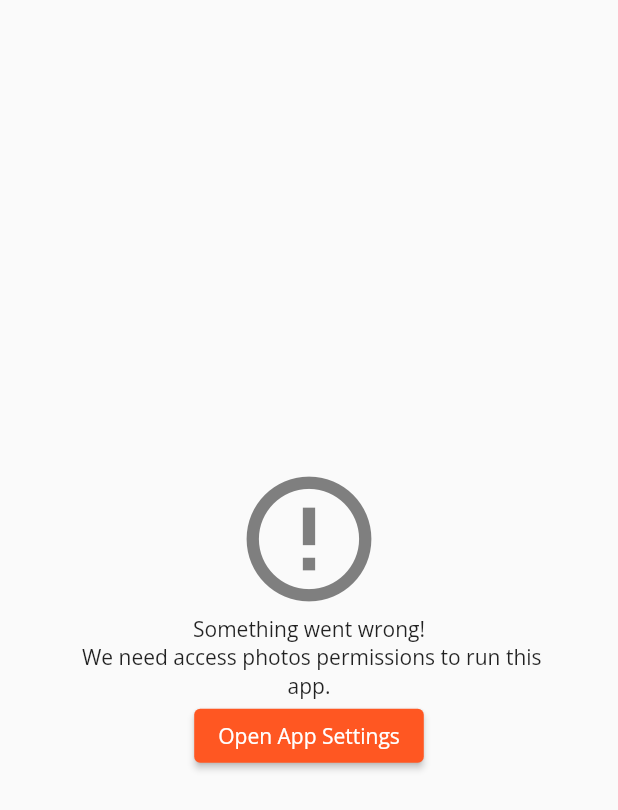
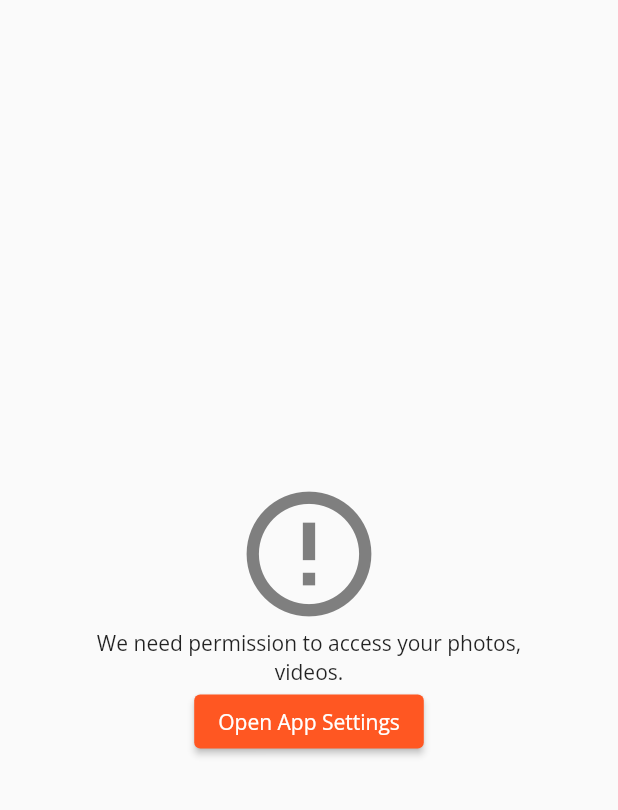
Before and after one commit to huynhmytuan/orange_gallery, a Flutter app: the screen it shows after launch, on a phone screen of 412 x 824 dp. Shown: the top 810 px of the screen. Run offline on Flutter 3.47's test engine with Material 2 defaults, Android fonts, the phone set to English and light mode, and no system bars; our stand-ins replace easy_localization, google_nav_bar, hive, package_info, permission_handler; missing offline and left inert: external_path, photo_manager; accounts and stored records are empty.

Commit message:
- Update photo provider. - Add grouped grid-view for photos.

```diff
--- a/lib/main.dart
+++ b/lib/main.dart
@@ -1,16 +1,12 @@
-import 'dart:io';
-
 import 'package:flutter/material.dart';
 import 'package:easy_localization/easy_localization.dart';
 import 'package:hive/hive.dart';
-import 'package:orange_gallery/constants.dart';
-import 'package:permission_handler/permission_handler.dart';
-
 import 'package:photo_manager/photo_manager.dart';
 import 'package:provider/provider.dart';
 import 'package:path_provider/path_provider.dart' as path_provider;
 
 import 'package:orange_gallery/theme.dart';
+import 'package:orange_gallery/screens/missing_permission_screen.dart';
 import 'package:orange_gallery/providers/theme_provider.dart';
 import 'package:orange_gallery/providers/photo_provider.dart';
 import 'package:orange_gallery/screens/home_screen.dart';
@@ -83,19 +79,15 @@ class _MyAppState extends State<MyApp> with WidgetsBindingObserver {
       ],
       builder: (context, child) {
         final themeProvider = Provider.of<ThemeProvider>(context);
-        return EasyLocalization(
-          supportedLocales: const [
-            Locale('en', 'US'),
-            Locale('vi', 'VI'),
-          ],
-          path: 'assets/translations',
-          fallbackLocale: const Locale('en', 'US'),
-          child: MaterialApp(
+        return MaterialApp(
           debugShowCheckedModeBanner: false,
           title: 'Orange Gallery',
           themeMode: themeProvider.getThemeMode['value'],
           theme: MyThemes.lightTheme,
           darkTheme: MyThemes.darkTheme,
+          scrollBehavior: ScrollBehavior(
+            androidOverscrollIndicator: AndroidOverscrollIndicator.stretch,
+          ),
           localizationsDelegates: context.localizationDelegates,
           supportedLocales: context.supportedLocales,
           locale: context.locale,
@@ -104,46 +96,8 @@ class _MyAppState extends State<MyApp> with WidgetsBindingObserver {
             MyHomePage.routeName: (context) => MyHomePage(),
             // PhotosScreen.routeName: (context) => PhotosScreen(),
           },
-          ),
         );
       },
     );
   }
 }
-
-class MissingPermissionScreen extends StatelessWidget {
-  const MissingPermissionScreen({Key? key}) : super(key: key);
-
-  @override
-  Widget build(BuildContext context) {
-    return Scaffold(
-      body: Padding(
-        padding: const EdgeInsets.symmetric(horizontal: 40),
-        child: Center(
-          child: Column(
-            mainAxisAlignment: MainAxisAlignment.center,
-            children: [
-              const Icon(
-                Icons.error_outline,
-                size: 100,
-                color: greyColor60,
-              ),
-              const Text(
-                'Something went wrong!\n We need access photos permissions to run this app.',
-                textAlign: TextAlign.center,
-              ),
-              ElevatedButton(
-                onPressed: () {
-                  PhotoManager.openSetting();
-                },
-                child: const Text(
-                  'Open App Settings',
-                ),
-              ),
-            ],
-          ),
-        ),
-      ),
-    );
-  }
-}
--- a/lib/screens/album/albums_screen.dart
+++ b/lib/screens/album/albums_screen.dart
@@ -19,9 +19,6 @@ class AlbumsScreen extends StatelessWidget {
     PageController _pageCon =
         PageController(viewportFraction: 0.8, initialPage: 1);
     return NestedScrollView(
-      scrollBehavior: const ScrollBehavior(
-        androidOverscrollIndicator: AndroidOverscrollIndicator.stretch,
-      ),
       headerSliverBuilder: (context, value) {
         return [
           CustomAppBar(
--- /dev/null
+++ b/lib/screens/missing_permission_screen.dart
@@ -0,0 +1,42 @@
+import 'package:easy_localization/easy_localization.dart';
+import 'package:flutter/material.dart';
+import 'package:photo_manager/photo_manager.dart';
+
+import 'package:orange_gallery/constants.dart';
+
+class MissingPermissionScreen extends StatelessWidget {
+  const MissingPermissionScreen({Key? key}) : super(key: key);
+
+  @override
+  Widget build(BuildContext context) {
+    return Scaffold(
+      body: Padding(
+        padding: const EdgeInsets.symmetric(horizontal: 40),
+        child: Center(
+          child: Column(
+            mainAxisAlignment: MainAxisAlignment.center,
+            children: [
+              const Icon(
+                Icons.error_outline,
+                size: 100,
+                color: greyColor60,
+              ),
+              Text(
+                tr('notice.missing_permission'),
+                textAlign: TextAlign.center,
+              ),
+              ElevatedButton(
+                onPressed: () {
+                  PhotoManager.openSetting();
+                },
+                child: Text(
+                  tr('buttons.open_settings'),
+                ),
+              ),
+            ],
+          ),
+        ),
+      ),
+    );
+  }
+}
--- a/lib/screens/setting/setting_screen.dart
+++ b/lib/screens/setting/setting_screen.dart
@@ -74,9 +74,6 @@ class SettingScreen extends StatelessWidget {
   Widget build(BuildContext context) {
     final themeProvider = Provider.of<ThemeProvider>(context);
     return NestedScrollView(
-      scrollBehavior: const ScrollBehavior(
-        androidOverscrollIndicator: AndroidOverscrollIndicator.stretch,
-      ),
       physics: const NeverScrollableScrollPhysics(),
       headerSliverBuilder: (context, value) {
         return [
--- a/lib/theme.dart
+++ b/lib/theme.dart
@@ -38,6 +38,7 @@ class MyThemes {
     primaryColor: orangeColor,
     primarySwatch: Colors.deepOrange,
     scaffoldBackgroundColor: greyColor20,
+    canvasColor: greyColor20,
     cardTheme: CardTheme(
       color: Colors.white,
       shape: RoundedRectangleBorder(
@@ -57,6 +58,7 @@ class MyThemes {
       elevation: 0,
     ),
     hoverColor: orangeColor20,
+    splashColor: orangeColor20,
     dividerColor: greyColor40,
   );
 
@@ -68,7 +70,7 @@ class MyThemes {
     primaryColor: orangeColor,
     primarySwatch: Colors.deepOrange,
     scaffoldBackgroundColor: blackColor80,
-    backgroundColor: Colors.red,
+    canvasColor: blackColor80,
     cardColor: blackColor60,
     bottomAppBarColor: blackColor60,
     cardTheme: CardTheme(
@@ -90,6 +92,7 @@ class MyThemes {
       elevation: 0,
     ),
     hoverColor: blackColor80,
+    splashColor: orangeColor20,
     dividerColor: greyColor,
   );
 }
--- /dev/null
+++ b/lib/utils/string_extension.dart
@@ -0,0 +1,5 @@
+extension StringExtension on String {
+  String capitalize() {
+    return "${this[0].toUpperCase()}${this.substring(1)}";
+  }
+}
--- a/lib/widgets/custom_app_bar.dart
+++ b/lib/widgets/custom_app_bar.dart
@@ -45,7 +45,7 @@ class _CustomAppBarState extends State<CustomAppBar> {
       ),
       flexibleSpace: FlexibleSpaceBar(
         background: Container(
-          color: Theme.of(context).scaffoldBackgroundColor,
+          color: Theme.of(context).canvasColor,
           alignment: Alignment.bottomLeft,
           padding: const EdgeInsets.only(bottom: 10, left: 20),
           height: 200,
--- a/lib/widgets/selected_list.dart
+++ b/lib/widgets/selected_list.dart
@@ -65,8 +65,7 @@ class SelectedItem extends StatelessWidget {
   @override
   Widget build(BuildContext context) {
     return ListTile(
-      visualDensity: VisualDensity.comfortable,
-      dense: true,
+      enableFeedback: true,
       onTap: () {
         onTap?.call();
       },
```
Also changed, not shown: assets/translations/en-US.json (+7 -1 lines), assets/translations/vi-VI.json (+7 -1 lines), lib/providers/photo_provider.dart (+33 -20 lines), lib/screens/empty_screen.dart (added, +24 -0 lines), lib/screens/home_screen.dart (+7 -8 lines), lib/screens/photo/photos_screen.dart (+36 -61 lines), lib/widgets/grouped_grid.dart (added, +115 -0 lines), pubspec.yaml (+7 -4 lines), assets/images/empty_box.png (added), pubspec.lock. Lines whose indentation alone changed are shown as unchanged.
